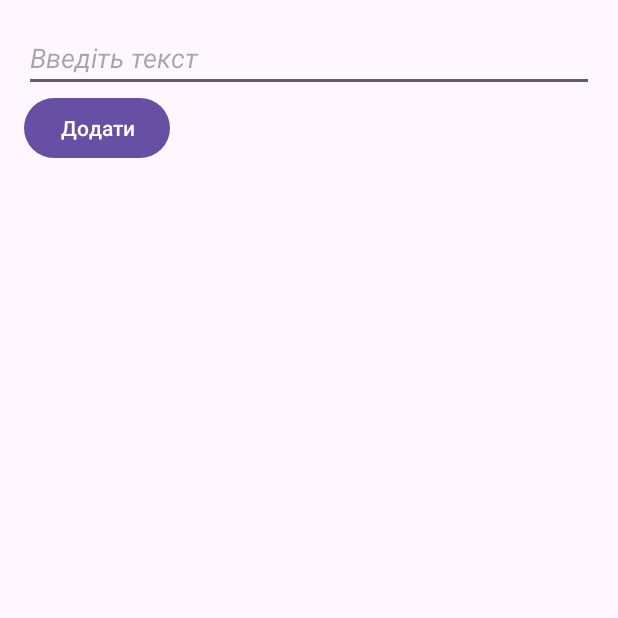
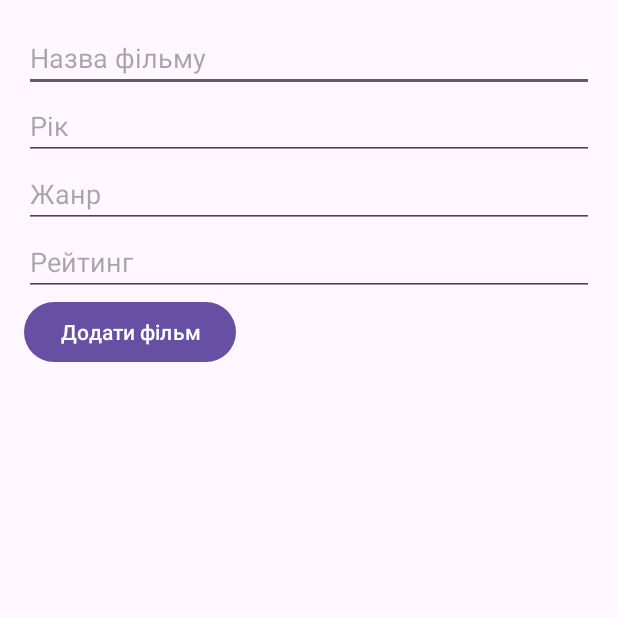
Before and after one commit to letbounce/Laba3_AndroidStudio, an Android app: the screen it shows after launch (MainActivity), on a phone screen of 412 x 824 dp, the top half of it. Run offline under Robolectric (Android 15) with nearby library versions, the phone set to English and light mode, and no system bars; 5 statements that could not run were skipped.

Commit message:
lab 4 working good

```diff
--- a/app/src/main/java/com/example/laba3/MainActivity.kt
+++ b/app/src/main/java/com/example/laba3/MainActivity.kt
@@ -5,32 +5,53 @@ import android.widget.*
 import androidx.appcompat.app.AppCompatActivity
 
 class MainActivity : AppCompatActivity() {
-    private lateinit var editTextInput: EditText
-    private lateinit var addButton: Button
+    private lateinit var dbHandler: DatabaseHandler
     private lateinit var listView: ListView
     private lateinit var adapter: ArrayAdapter<String>
-    private val itemList = ArrayList<String>()
 
     override fun onCreate(savedInstanceState: Bundle?) {
         super.onCreate(savedInstanceState)
         setContentView(R.layout.activity_main)
 
-        editTextInput = findViewById(R.id.editTextInput)
-        addButton = findViewById(R.id.addButton)
+        val titleInput = findViewById<EditText>(R.id.titleInput)
+        val yearInput = findViewById<EditText>(R.id.yearInput)
+        val genreInput = findViewById<EditText>(R.id.genreInput)
+        val ratingInput = findViewById<EditText>(R.id.ratingInput)
+        val addButton = findViewById<Button>(R.id.addButton)
         listView = findViewById(R.id.listView)
 
-        adapter = ArrayAdapter(this, R.layout.list_item, itemList)
-        listView.adapter = adapter
+        dbHandler = DatabaseHandler(this)
+
+        fun updateList() {
+            val movies = dbHandler.getAllMovies()
+            val movieTitles = movies.map {
+                "${it.title} (${it.year}) - ${it.genre}, рейтинг: ${it.rating}"
+            }
+            adapter = ArrayAdapter(this, android.R.layout.simple_list_item_1, movieTitles)
+            listView.adapter = adapter
+        }
 
         addButton.setOnClickListener {
-            val text = editTextInput.text.toString()
-            if (text.isNotBlank()) {
-                itemList.add(text)
-                adapter.notifyDataSetChanged()
-                editTextInput.text.clear()
+            val title = titleInput.text.toString()
+            val year = yearInput.text.toString().toIntOrNull() ?: 0
+            val genre = genreInput.text.toString()
+            val rating = ratingInput.text.toString().toDoubleOrNull() ?: 0.0
+
+            if (title.isNotBlank() && genre.isNotBlank() && year > 0 && rating > 0) {
+                val movie = Movie(title = title, year = year, genre = genre, rating = rating)
+                dbHandler.addMovie(movie)
+                updateList()
+                titleInput.text.clear()
+                yearInput.text.clear()
+                genreInput.text.clear()
+                ratingInput.text.clear()
             } else {
-                Toast.makeText(this, "Поле не повинно бути порожнім", Toast.LENGTH_SHORT).show()
+                Toast.makeText(this, "Заповніть усі поля коректно", Toast.LENGTH_SHORT).show()
             }
         }
+
+
+        updateList()
     }
+
 }
--- a/app/src/main/res/layout/activity_main.xml
+++ b/app/src/main/res/layout/activity_main.xml
@@ -1,28 +1,22 @@
-<?xml version="1.0" encoding="utf-8"?>
-<LinearLayout xmlns:android="http://schemas.android.com/apk/res/android"
+<LinearLayout
+    xmlns:android="http://schemas.android.com/apk/res/android"
+    android:orientation="vertical"
+    android:padding="16dp"
     android:layout_width="match_parent"
-    android:layout_height="match_parent"
-    android:orientation="vertical"
-    android:padding="16dp">
+    android:layout_height="match_parent">
 
-    <EditText
-        android:id="@+id/editTextInput"
-        android:layout_width="match_parent"
-        android:layout_height="wrap_content"
-        android:hint="Введіть текст"
-        android:inputType="text"
-        android:textStyle="italic" />
+    <EditText android:id="@+id/titleInput" android:hint="Назва фільму"
+        android:layout_width="match_parent" android:layout_height="wrap_content" />
+    <EditText android:id="@+id/yearInput" android:hint="Рік"
+        android:inputType="number" android:layout_width="match_parent" android:layout_height="wrap_content" />
+    <EditText android:id="@+id/genreInput" android:hint="Жанр"
+        android:layout_width="match_parent" android:layout_height="wrap_content" />
+    <EditText android:id="@+id/ratingInput" android:hint="Рейтинг"
+        android:inputType="numberDecimal" android:layout_width="match_parent" android:layout_height="wrap_content" />
 
-    <Button
-        android:id="@+id/addButton"
-        android:layout_width="wrap_content"
-        android:layout_height="wrap_content"
-        android:text="Додати"
-        android:textColor="#FFFFFF" />
+    <Button android:id="@+id/addButton" android:text="Додати фільм"
+        android:layout_width="wrap_content" android:layout_height="wrap_content" />
 
-    <ListView
-        android:id="@+id/listView"
-        android:layout_width="match_parent"
-        android:layout_height="wrap_content" />
-
+    <ListView android:id="@+id/listView"
+        android:layout_width="match_parent" android:layout_height="wrap_content" />
 </LinearLayout>
```
